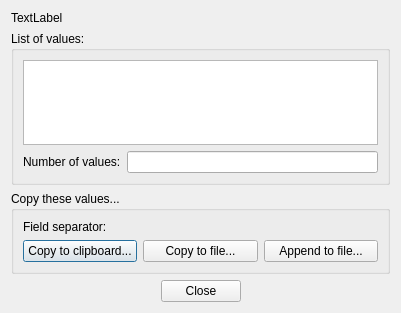
First picture: the form in libpvguiqt/src/PVListDisplayDlg.ui, repository squey/squey, before the edit.
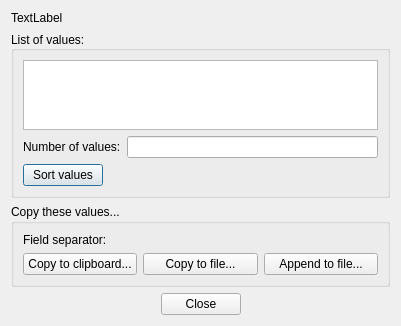
Second picture: the form after the edit. Custom widgets are drawn as their Qt base class.

Commit message: Unique values width with sort feature

Diff of the .ui file:
```diff
--- a/libpvguiqt/src/PVListDisplayDlg.ui
+++ b/libpvguiqt/src/PVListDisplayDlg.ui
@@ -26,6 +26,9 @@
      <property name="title">
       <string>List of values:</string>
      </property>
+     <property name="alignment">
+      <set>Qt::AlignLeading|Qt::AlignLeft|Qt::AlignVCenter</set>
+     </property>
      <layout class="QVBoxLayout" name="verticalLayout_2">
       <item>
        <widget class="QTableView" name="_values_view"/>
@@ -78,6 +81,19 @@
         </item>
        </layout>
       </item>
+      <item>
+       <widget class="QPushButton" name="_btn_sort">
+        <property name="sizePolicy">
+         <sizepolicy hsizetype="Maximum" vsizetype="Fixed">
+          <horstretch>0</horstretch>
+          <verstretch>0</verstretch>
+         </sizepolicy>
+        </property>
+        <property name="text">
+         <string>Sort values</string>
+        </property>
+       </widget>
+      </item>
      </layout>
     </widget>
    </item>
```
The commit also changes 4 other files.
